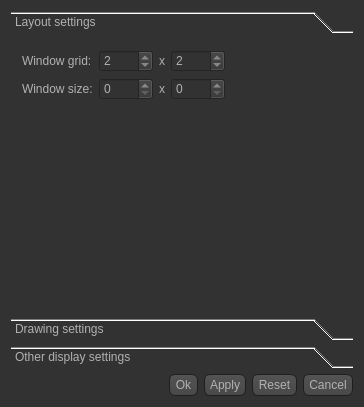
Above: src/saisieQT/Settings.ui from micmacIGN/micmac before the change. Below: the same form after it.
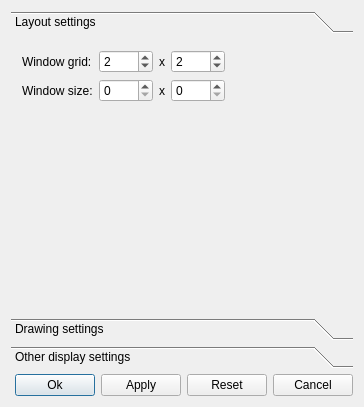
That is the form after the change. The open tabs and pages were chosen to show the change. Icons and pictures are not drawn.

Commit message: Saisie : ui settings

```diff
--- a/src/saisieQT/Settings.ui
+++ b/src/saisieQT/Settings.ui
@@ -18,465 +18,7 @@
     <normaloff>:/MM/Icons/images/icon_32.png</normaloff>:/MM/Icons/images/icon_32.png</iconset>
   </property>
   <property name="styleSheet">
-   <string notr="true">QToolTip
-{
-     border: 1px solid black;
-     background-color: #ffa02f;
-     padding: 1px;
-     border-radius: 3px;
-     opacity: 100;
-}
-
-QWidget
-{
-    color: #b1b1b1;
-    background-color: #323232;
-}
-
-QWidget:item:hover
-{
-    background-color: QLinearGradient( x1: 0, y1: 0, x2: 0, y2: 1, stop: 0 #ffa02f, stop: 1 #ca0619);
-    color: #000000;
-}
-
-QWidget:item:selected
-{
-    background-color: QLinearGradient( x1: 0, y1: 0, x2: 0, y2: 1, stop: 0 #ffa02f, stop: 1 #d7801a);
-}
-
-QMenuBar::item
-{
-    background: transparent;
-}
-
-QMenuBar::item:selected
-{
-    background: transparent;
-    border: 1px solid #ffaa00;
-}
-
-QMenuBar::item:pressed
-{
-    background: #444;
-    border: 1px solid #000;
-    background-color: QLinearGradient(
-        x1:0, y1:0,
-        x2:0, y2:1,
-        stop:1 #212121,
-        stop:0.4 #343434/*,
-        stop:0.2 #343434,
-        stop:0.1 #ffaa00*/
-    );
-    margin-bottom:-1px;
-    padding-bottom:1px;
-}
-
-QMenu
-{
-    border: 1px solid #000;
-}
-
-QMenu::item
-{
-    padding: 2px 20px 2px 20px;
-}
-
-QMenu::item:selected
-{
-    color: #000000;
-}
-
-QWidget:disabled
-{
-    color: #404040;
-    background-color: #323232;
-}
-
-QAbstractItemView
-{
-    background-color: QLinearGradient( x1: 0, y1: 0, x2: 0, y2: 1, stop: 0 #4d4d4d, stop: 0.1 #646464, stop: 1 #5d5d5d);
-}
-
-QWidget:focus
-{
-    /*border: 2px solid QLinearGradient( x1: 0, y1: 0, x2: 0, y2: 1, stop: 0 #ffa02f, stop: 1 #d7801a);*/
-}
-
-QLineEdit
-{
-    background-color: QLinearGradient( x1: 0, y1: 0, x2: 0, y2: 1, stop: 0 #4d4d4d, stop: 0 #646464, stop: 1 #5d5d5d);
-    padding: 1px;
-    border-style: solid;
-    border: 1px solid #1e1e1e;
-    border-radius: 5;
-}
-
-QPushButton
-{
-    color: #b1b1b1;
-    background-color: QLinearGradient( x1: 0, y1: 0, x2: 0, y2: 1, stop: 0 #565656, stop: 0.1 #525252, stop: 0.5 #4e4e4e, stop: 0.9 #4a4a4a, stop: 1 #464646);
-    border-width: 1px;
-    border-color: #1e1e1e;
-    border-style: solid;
-    border-radius: 6;
-    padding: 3px;
-    font-size: 12px;
-    padding-left: 5px;
-    padding-right: 5px;
-}
-
-QPushButton:pressed
-{
-    background-color: QLinearGradient( x1: 0, y1: 0, x2: 0, y2: 1, stop: 0 #2d2d2d, stop: 0.1 #2b2b2b, stop: 0.5 #292929, stop: 0.9 #282828, stop: 1 #252525);
-}
-
-QComboBox
-{
-    selection-background-color: #ffaa00;
-    background-color: QLinearGradient( x1: 0, y1: 0, x2: 0, y2: 1, stop: 0 #565656, stop: 0.1 #525252, stop: 0.5 #4e4e4e, stop: 0.9 #4a4a4a, stop: 1 #464646);
-    border-style: solid;
-    border: 1px solid #1e1e1e;
-    border-radius: 5;
-}
-
-QComboBox:hover,QPushButton:hover
-{
-    border: 2px solid QLinearGradient( x1: 0, y1: 0, x2: 0, y2: 1, stop: 0 #ffa02f, stop: 1 #d7801a);
-}
-
-
-QComboBox:on
-{
-    padding-top: 3px;
-    padding-left: 4px;
-    background-color: QLinearGradient( x1: 0, y1: 0, x2: 0, y2: 1, stop: 0 #2d2d2d, stop: 0.1 #2b2b2b, stop: 0.5 #292929, stop: 0.9 #282828, stop: 1 #252525);
-    selection-background-color: #ffaa00;
-}
-
-QComboBox QAbstractItemView
-{
-    border: 2px solid darkgray;
-    selection-background-color: QLinearGradient( x1: 0, y1: 0, x2: 0, y2: 1, stop: 0 #ffa02f, stop: 1 #d7801a);
-}
-
-QComboBox::drop-down
-{
-     subcontrol-origin: padding;
-     subcontrol-position: top right;
-     width: 15px;
-
-     border-left-width: 0px;
-     border-left-color: darkgray;
-     border-left-style: solid; /* just a single line */
-     border-top-right-radius: 3px; /* same radius as the QComboBox */
-     border-bottom-right-radius: 3px;
- }
-
-QComboBox::down-arrow
-{
-     image: url(:/down_arrow.png);
-}
-
-QGroupBox:focus
-{
-border: 2px solid QLinearGradient( x1: 0, y1: 0, x2: 0, y2: 1, stop: 0 #ffa02f, stop: 1 #d7801a);
-}
-
-QTextEdit:focus
-{
-    border: 2px solid QLinearGradient( x1: 0, y1: 0, x2: 0, y2: 1, stop: 0 #ffa02f, stop: 1 #d7801a);
-}
-
-QScrollBar:horizontal {
-     border: 1px solid #222222;
-     background: QLinearGradient( x1: 0, y1: 0, x2: 0, y2: 1, stop: 0.0 #121212, stop: 0.2 #282828, stop: 1 #484848);
-     height: 7px;
-     margin: 0px 16px 0 16px;
-}
-
-QScrollBar::handle:horizontal
-{
-      background: QLinearGradient( x1: 0, y1: 0, x2: 1, y2: 0, stop: 0 #ffa02f, stop: 0.5 #d7801a, stop: 1 #ffa02f);
-      min-height: 20px;
-      border-radius: 2px;
-}
-
-QScrollBar::add-line:horizontal {
-      border: 1px solid #1b1b19;
-      border-radius: 2px;
-      background: QLinearGradient( x1: 0, y1: 0, x2: 1, y2: 0, stop: 0 #ffa02f, stop: 1 #d7801a);
-      width: 14px;
-      subcontrol-position: right;
-      subcontrol-origin: margin;
-}
-
-QScrollBar::sub-line:horizontal {
-      border: 1px solid #1b1b19;
-      border-radius: 2px;
-      background: QLinearGradient( x1: 0, y1: 0, x2: 1, y2: 0, stop: 0 #ffa02f, stop: 1 #d7801a);
-      width: 14px;
-     subcontrol-position: left;
-     subcontrol-origin: margin;
-}
-
-QScrollBar::right-arrow:horizontal, QScrollBar::left-arrow:horizontal
-{
-      border: 1px solid black;
-      width: 1px;
-      height: 1px;
-      background: white;
-}
-
-QScrollBar::add-page:horizontal, QScrollBar::sub-page:horizontal
-{
-      background: none;
-}
-
-QScrollBar:vertical
-{
-      background: QLinearGradient( x1: 0, y1: 0, x2: 1, y2: 0, stop: 0.0 #121212, stop: 0.2 #282828, stop: 1 #484848);
-      width: 7px;
-      margin: 16px 0 16px 0;
-      border: 1px solid #222222;
-}
-
-QScrollBar::handle:vertical
-{
-      background: QLinearGradient( x1: 0, y1: 0, x2: 0, y2: 1, stop: 0 #ffa02f, stop: 0.5 #d7801a, stop: 1 #ffa02f);
-      min-height: 20px;
-      border-radius: 2px;
-}
-
-QScrollBar::add-line:vertical
-{
-      border: 1px solid #1b1b19;
-      border-radius: 2px;
-      background: QLinearGradient( x1: 0, y1: 0, x2: 0, y2: 1, stop: 0 #ffa02f, stop: 1 #d7801a);
-      height: 14px;
-      subcontrol-position: bottom;
-      subcontrol-origin: margin;
-}
-
-QScrollBar::sub-line:vertical
-{
-      border: 1px solid #1b1b19;
-      border-radius: 2px;
-      background: QLinearGradient( x1: 0, y1: 0, x2: 0, y2: 1, stop: 0 #d7801a, stop: 1 #ffa02f);
-      height: 14px;
-      subcontrol-position: top;
-      subcontrol-origin: margin;
-}
-
-QScrollBar::up-arrow:vertical, QScrollBar::down-arrow:vertical
-{
-      border: 1px solid black;
-      width: 1px;
-      height: 1px;
-      background: white;
-}
-
-
-QScrollBar::add-page:vertical, QScrollBar::sub-page:vertical
-{
-      background: none;
-}
-
-QTextEdit
-{
-    background-color: #242424;
-}
-
-QPlainTextEdit
-{
-    background-color: #242424;
-}
-
-QHeaderView::section
-{
-    background-color: QLinearGradient(x1:0, y1:0, x2:0, y2:1, stop:0 #616161, stop: 0.5 #505050, stop: 0.6 #434343, stop:1 #656565);
-    color: white;
-    padding-left: 4px;
-    border: 1px solid #6c6c6c;
-}
-
-QCheckBox:disabled
-{
-color: #414141;
-}
-
-QDockWidget::title
-{
-    text-align: center;
-    spacing: 3px; /* spacing between items in the tool bar */
-    background-color: QLinearGradient(x1:0, y1:0, x2:0, y2:1, stop:0 #323232, stop: 0.5 #242424, stop:1 #323232);
-}
-
-QDockWidget::close-button, QDockWidget::float-button
-{
-    text-align: center;
-    spacing: 1px; /* spacing between items in the tool bar */
-    background-color: QLinearGradient(x1:0, y1:0, x2:0, y2:1, stop:0 #323232, stop: 0.5 #242424, stop:1 #323232);
-}
-
-QDockWidget::close-button:hover, QDockWidget::float-button:hover
-{
-    background: #242424;
-}
-
-QDockWidget::close-button:pressed, QDockWidget::float-button:pressed
-{
-    padding: 1px -1px -1px 1px;
-}
-
-QMainWindow::separator
-{
-    background-color: QLinearGradient(x1:0, y1:0, x2:0, y2:1, stop:0 #161616, stop: 0.5 #151515, stop: 0.6 #212121, stop:1 #343434);
-    color: white;
-    padding-left: 4px;
-    border: 1px solid #4c4c4c;
-    spacing: 3px; /* spacing between items in the tool bar */
-}
-
-QMainWindow::separator:hover
-{
-
-    background-color: QLinearGradient(x1:0, y1:0, x2:0, y2:1, stop:0 #d7801a, stop:0.5 #b56c17 stop:1 #ffa02f);
-    color: white;
-    padding-left: 4px;
-    border: 1px solid #6c6c6c;
-    spacing: 3px; /* spacing between items in the tool bar */
-}
-
-QToolBar::handle
-{
-     spacing: 3px; /* spacing between items in the tool bar */
-     background: url(:/MM/Icons/images/handle.png);
-}
-
-QMenu::separator
-{
-    height: 2px;
-    background-color: QLinearGradient(x1:0, y1:0, x2:0, y2:1, stop:0 #161616, stop: 0.5 #151515, stop: 0.6 #212121, stop:1 #343434);
-    color: white;
-    padding-left: 4px;
-    margin-left: 10px;
-    margin-right: 5px;
-}
-
-QProgressBar
-{
-    border: 2px solid grey;
-    border-radius: 5px;
-    text-align: center;
-}
-
-QProgressBar::chunk
-{
-    background-color: #d7801a;
-    width: 2.15px;
-    /*margin: 0.5px;*/
-}
-
-QTabBar::tab {
-    color: #b1b1b1;
-    border: 1px solid #444;
-    border-bottom-style: none;
-    background-color: #323232;
-    padding-left: 10px;
-    padding-right: 10px;
-    padding-top: 3px;
-    padding-bottom: 2px;
-    margin-right: -1px;
-}
-
-QTabWidget::pane {
-    border: 1px solid #444;
-    top: 1px;
-}
-
-QTabBar::tab:last
-{
-    margin-right: 0; /* the last selected tab has nothing to overlap with on the right */
-    border-top-right-radius: 3px;
-}
-
-QTabBar::tab:first:!selected
-{
- margin-left: 0px; /* the last selected tab has nothing to overlap with on the right */
-
-
-    border-top-left-radius: 3px;
-}
-
-QTabBar::tab:!selected
-{
-    color: #b1b1b1;
-    border-bottom-style: solid;
-    margin-top: 3px;
-    background-color: QLinearGradient(x1:0, y1:0, x2:0, y2:1, stop:1 #212121, stop:.4 #343434);
-}
-
-QTabBar::tab:selected
-{
-    border-top-left-radius: 3px;
-    border-top-right-radius: 3px;
-    margin-bottom: 0px;
-}
-
-QTabBar::tab:!selected:hover
-{
-    /*border-top: 2px solid #ffaa00;
-    padding-bottom: 3px;*/
-    border-top-left-radius: 3px;
-    border-top-right-radius: 3px;
-    background-color: QLinearGradient(x1:0, y1:0, x2:0, y2:1, stop:1 #212121, stop:0.4 #343434, stop:0.2 #343434, stop:0.1 #ffaa00);
-}
-
-QRadioButton::indicator:checked, QRadioButton::indicator:unchecked{
-    color: #b1b1b1;
-    background-color: #323232;
-    border: 1px solid #b1b1b1;
-    border-radius: 6px;
-}
-
-QRadioButton::indicator:checked
-{
-    background-color: qradialgradient(
-        cx: 0.5, cy: 0.5,
-        fx: 0.5, fy: 0.5,
-        radius: 1.0,
-        stop: 0.25 #ffaa00,
-        stop: 0.3 #323232
-    );
-}
-
-QCheckBox::indicator{
-    color: #b1b1b1;
-    background-color: #323232;
-    border: 1px solid #b1b1b1;
-    width: 9px;
-    height: 9px;
-}
-
-QRadioButton::indicator
-{
-    border-radius: 6px;
-}
-
-QRadioButton::indicator:hover, QCheckBox::indicator:hover
-{
-    border: 1px solid #ffaa00;
-}
-
-QCheckBox::indicator:checked
-{
-    image:url(:/MM/Icons/images/checkbox.png);
-}
-
-QCheckBox::indicator:disabled, QRadioButton::indicator:disabled
-{
-    border: 1px solid #444;
-}</string>
+   <string notr="true"/>
   </property>
   <layout class="QVBoxLayout" name="verticalLayout">
    <item>
@@ -492,8 +34,8 @@
        <rect>
         <x>0</x>
         <y>0</y>
-        <width>247</width>
-        <height>78</height>
+        <width>255</width>
+        <height>80</height>
        </rect>
       </property>
       <property name="layoutDirection">
```
Left out of the diff: 4 changed lines with no effect on the pictures.
